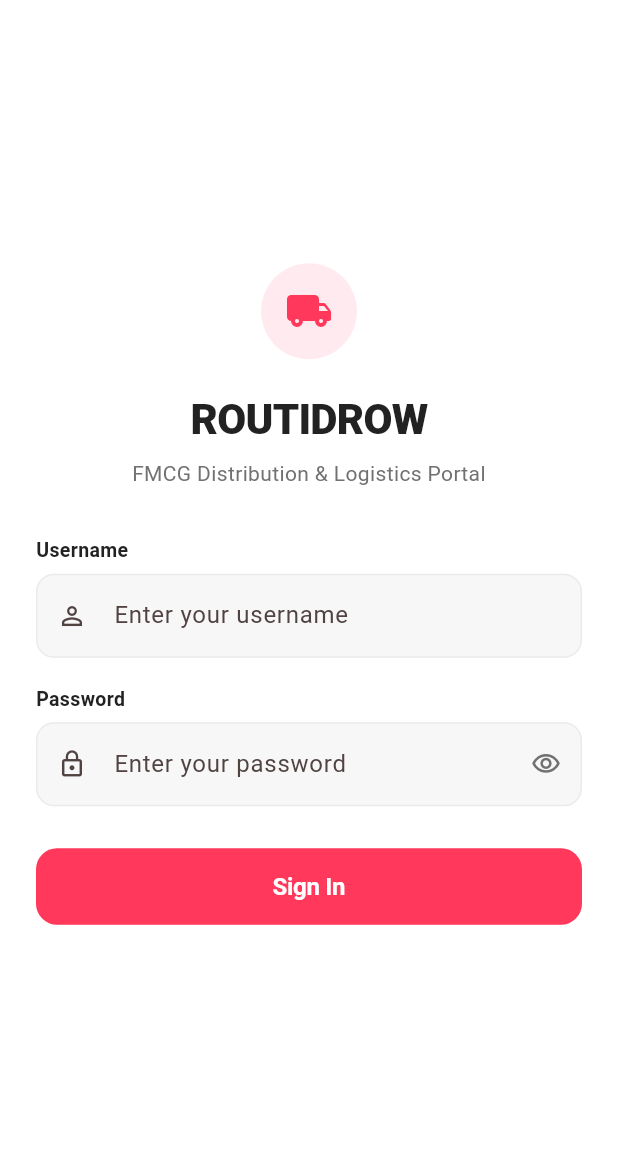
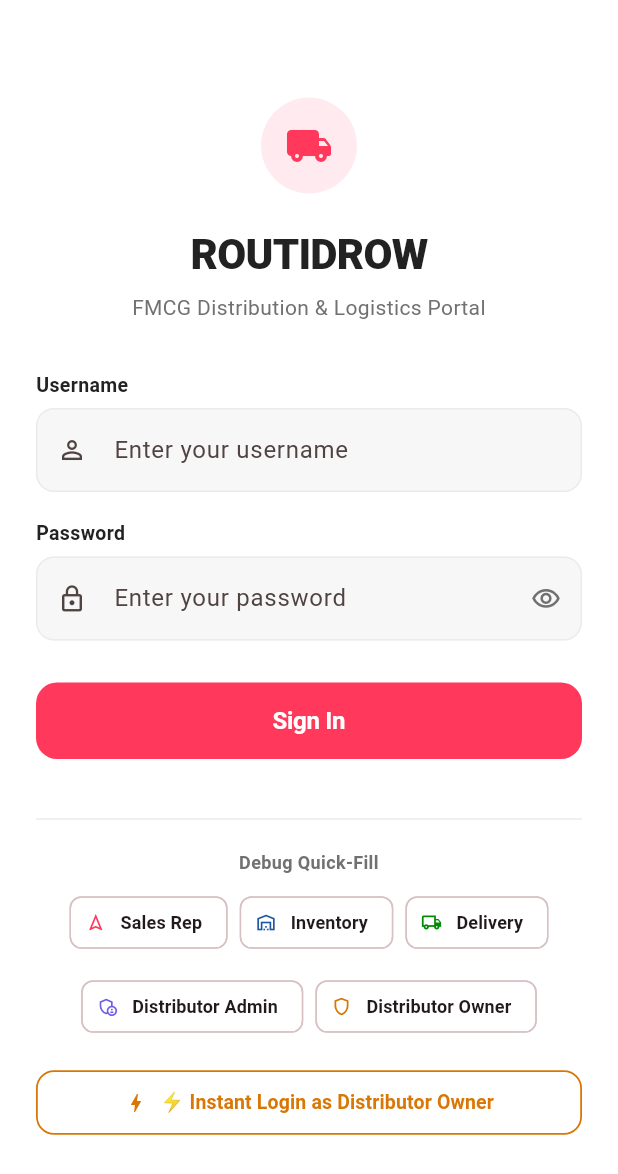
Before and after one commit to thisisrakeshhhh/app, a Flutter app: the screen it shows after launch, on a phone screen of 412 x 824 dp. Shown: the top 1174 px of the screen. Run offline on Flutter 3.47's test engine with Material 3 defaults, Android fonts, the light colour scheme and no system bars; our stand-ins replace drift, flutter_secure_storage, google_maps_flutter, share_plus; accounts and stored records are empty; generated files the repository leaves out were written again.

Commit message:
feat(auth): enable quick login presets in all build modes and add one-tap owner login

```diff
--- a/flutter_distributor/lib/screens/login_view.dart
+++ b/flutter_distributor/lib/screens/login_view.dart
@@ -1,4 +1,3 @@
-import 'package:flutter/foundation.dart';
 import 'package:flutter/material.dart';
 import '../services/auth_service.dart';
 import '../theme/airbnb_theme.dart';
@@ -272,8 +271,7 @@ class _LoginViewState extends State<LoginView> {
                     ),
                     const SizedBox(height: 32),
 
-                    // Debug-only Presets (Excluded in Release builds; zero hardcoded passwords in release)
-                    if (kDebugMode) ...[
+                    // Quick-Fill Presets for rapid role testing and quick access
                     const Divider(color: AirbnbTheme.border),
                     const SizedBox(height: 12),
                     const Text(
@@ -348,7 +346,30 @@ class _LoginViewState extends State<LoginView> {
                         ),
                       ],
                     ),
-                    ],
+                    const SizedBox(height: 16),
+                    // Instant One-Tap Direct Login Button
+                    OutlinedButton.icon(
+                      onPressed: () {
+                        widget.authService.switchRoleForDemo('OWNER');
+                        widget.onLoginSuccess?.call();
+                      },
+                      icon: const Icon(Icons.bolt, size: 16, color: Color(0xFFD97706)),
+                      label: const Text(
+                        '⚡ Instant Login as Distributor Owner',
+                        style: TextStyle(
+                          fontSize: 13,
+                          fontWeight: FontWeight.w700,
+                          color: Color(0xFFD97706),
+                        ),
+                      ),
+                      style: OutlinedButton.styleFrom(
+                        side: const BorderSide(color: Color(0xFFD97706), width: 1.2),
+                        padding: const EdgeInsets.symmetric(vertical: 12),
+                        shape: RoundedRectangleBorder(
+                          borderRadius: BorderRadius.circular(12),
+                        ),
+                      ),
+                    ),
                   ],
                 ),
               ),
```
Lines whose indentation alone changed are shown as unchanged.
